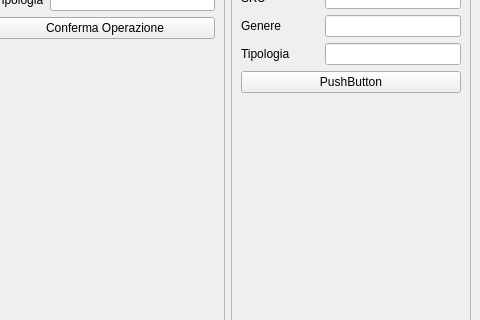
Before: the Qt Designer form mainwindow.ui in cere04/ControlloMagazzino, drawn with Qt 5; both pictures show x 713 to 1193 and y 424 to 744 of the 1193 by 893 pixel window.
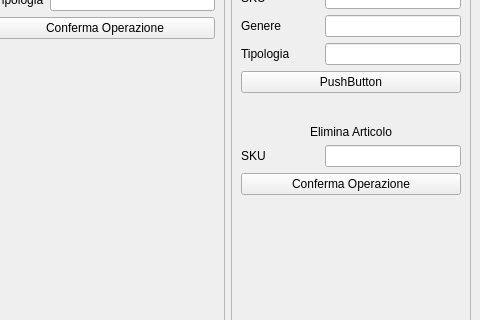
After: the same form once the commit is applied.

```diff
--- a/mainwindow.ui
+++ b/mainwindow.ui
@@ -406,6 +406,46 @@
          </property>
         </spacer>
        </item>
+       <item row="18" column="0" colspan="2">
+        <spacer name="horizontalSpacer_5">
+         <property name="orientation">
+          <enum>Qt::Orientation::Horizontal</enum>
+         </property>
+         <property name="sizeHint" stdset="0">
+          <size>
+           <width>40</width>
+           <height>20</height>
+          </size>
+         </property>
+        </spacer>
+       </item>
+       <item row="19" column="0" colspan="2">
+        <widget class="QLabel" name="label_28">
+         <property name="text">
+          <string>Elimina Articolo</string>
+         </property>
+         <property name="alignment">
+          <set>Qt::AlignmentFlag::AlignCenter</set>
+         </property>
+        </widget>
+       </item>
+       <item row="20" column="0">
+        <widget class="QLabel" name="label_29">
+         <property name="text">
+          <string>SKU</string>
+         </property>
+        </widget>
+       </item>
+       <item row="20" column="1">
+        <widget class="QLineEdit" name="lineEdit_18"/>
+       </item>
+       <item row="21" column="0" colspan="2">
+        <widget class="QPushButton" name="pushButton_7">
+         <property name="text">
+          <string>Conferma Operazione</string>
+         </property>
+        </widget>
+       </item>
       </layout>
      </widget>
     </item>
```
